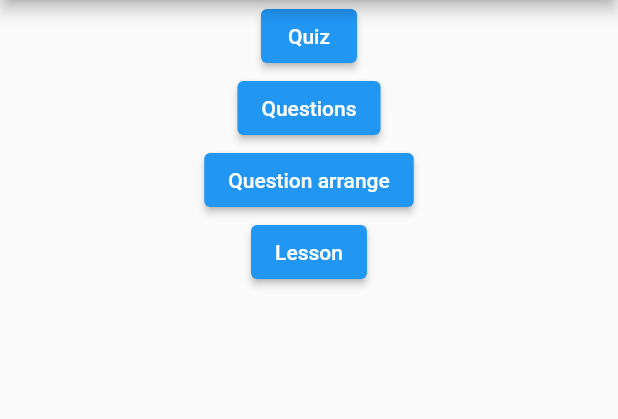
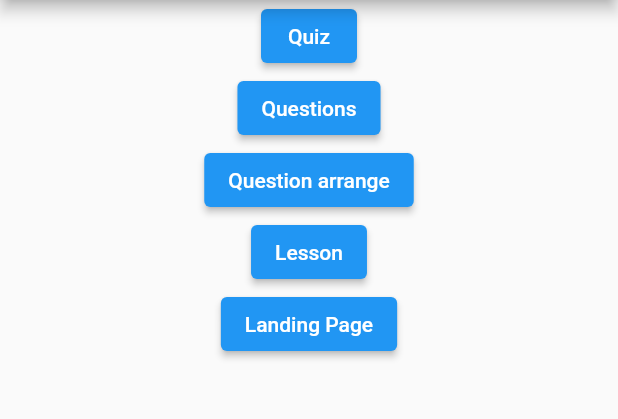
Before and after one commit to michaelmjh/capstoneMusicTheoryApp, a Flutter app: the screen it shows after launch, on a phone screen of 412 x 824 dp, the part 84-503 px from its top. Run offline on Flutter 3.47's test engine with Material 2 defaults, Android fonts, the phone set to English and light mode, and no system bars; our stand-ins replace card_swiper.

Commit message:
landing page added to home page

```diff
--- a/client/music_elephant/lib/home_page.dart
+++ b/client/music_elephant/lib/home_page.dart
@@ -34,6 +34,12 @@ class HomePage extends StatelessWidget {
               },
               child: const Text('Lesson'),
             ),
+            ElevatedButton(
+              onPressed: () {
+                Navigator.pushNamed(context, '/landingpage');
+              },
+              child: const Text('Landing Page'),
+            ),
           ],
         ),
       ),
--- a/client/music_elephant/lib/main.dart
+++ b/client/music_elephant/lib/main.dart
@@ -1,11 +1,13 @@
 import 'package:flutter/material.dart';
 import 'package:music_elephant/Quiz/question_parent.dart';
 import 'package:music_elephant/Quiz/question_parent2.dart';
+import 'package:music_elephant/landing_page.dart';
 
 import 'Quiz/quiz.dart';
 import 'home_page.dart';
 import './Quiz/question_parent.dart';
 import 'lesson.dart';
+import 'landing_page.dart';
 
 void main() {
   runApp(const MyApp());
@@ -29,6 +31,7 @@ class _MyAppState extends State<MyApp> {
         // '/questions': (context) => const QuestionParent(),
         // '/questions2': (context) => const QuestionParent2(),
         '/lesson': (context) => const Lesson(),
+        '/landingpage': (context) => const LandingPage()
       },
     );
   }
```
